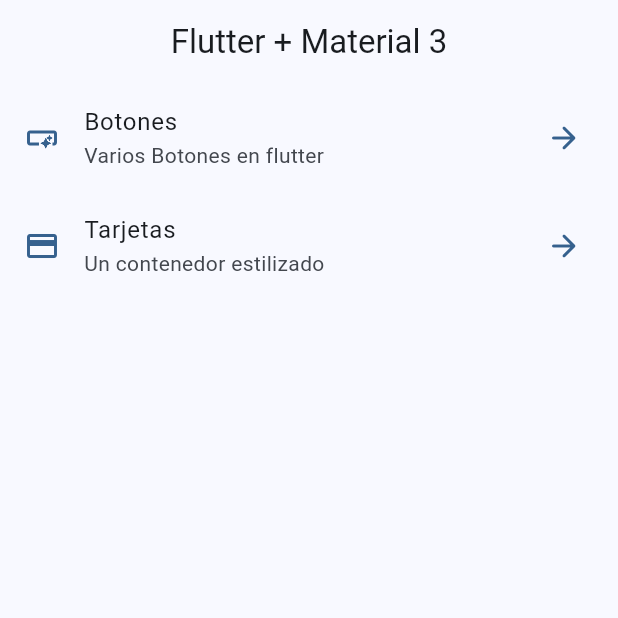
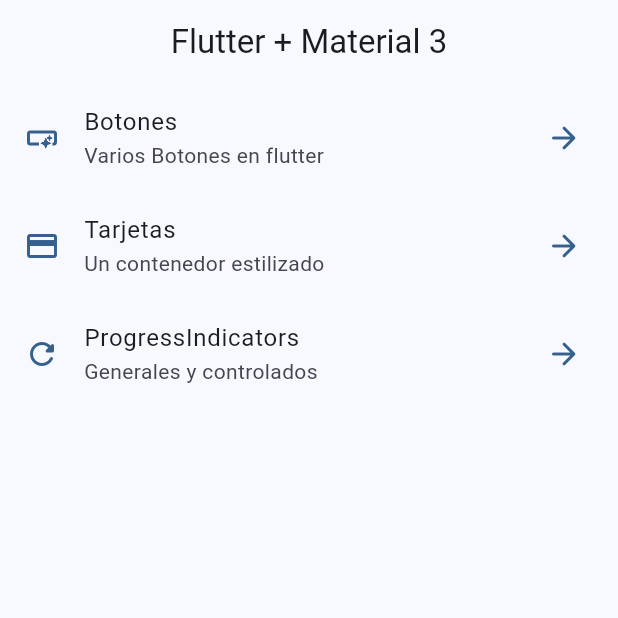
Before and after one commit to oscar1098/flutter_wigets_app, a Flutter app: the screen it shows after launch, on a phone screen of 412 x 824 dp, the top half of it. Run offline on Flutter 3.47's test engine with Material 2 defaults, Android fonts, the phone set to English and light mode, and no system bars; our stand-ins replace go_router.

Commit message:
progress indicators finish

```diff
--- a/lib/config/menu/menu_item.dart
+++ b/lib/config/menu/menu_item.dart
@@ -28,4 +28,10 @@ const appMenuItems = <MenuItem> [
     link: '/cards',
     icon: Icons.credit_card
   ),
+  MenuItem(
+    title: 'ProgressIndicators',
+    subtitle: 'Generales y controlados',
+    link: '/progress',
+    icon: Icons.refresh_rounded
+  ),
 ];
--- a/lib/config/router/app_router.dart
+++ b/lib/config/router/app_router.dart
@@ -22,5 +22,10 @@ final appRouter = GoRouter(
       name: CardsScreen.name,
       builder: (context, state) => const CardsScreen(),
     ),
+    GoRoute(
+      path: '/progress',
+      name: ProgressScreen.name,
+      builder: (context, state) => const ProgressScreen(),
+    ),
   ],
 );
```
Also changed, not shown: lib/presentation/screens/progress/progress_screen.dart (+61 -1 lines).
